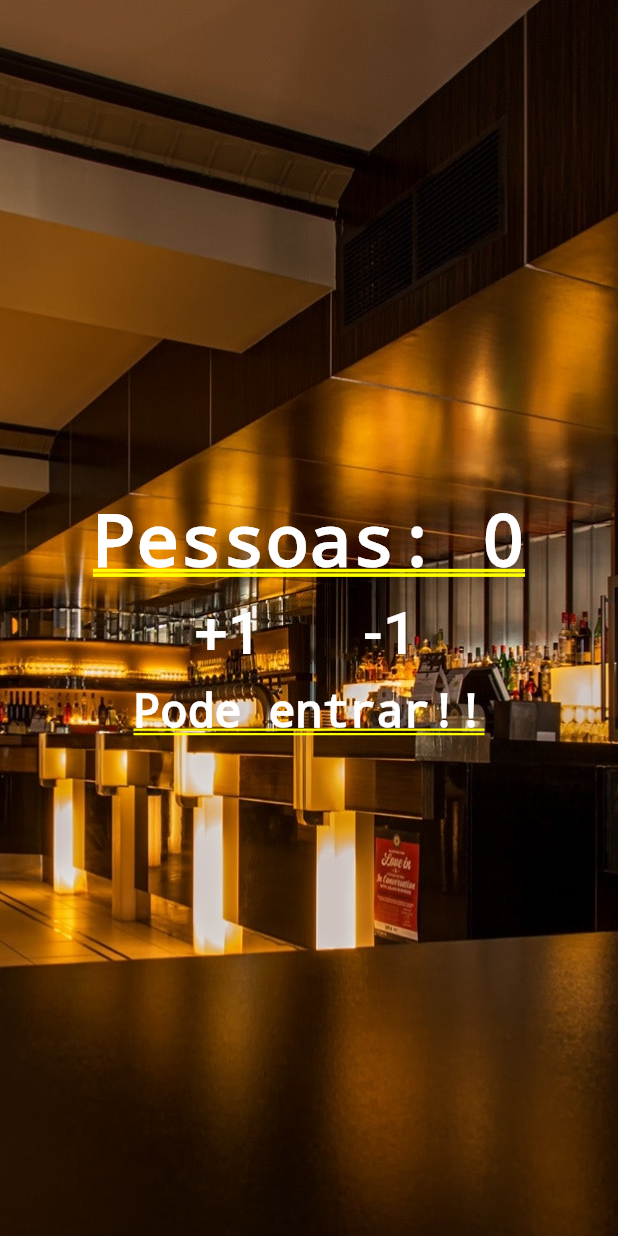
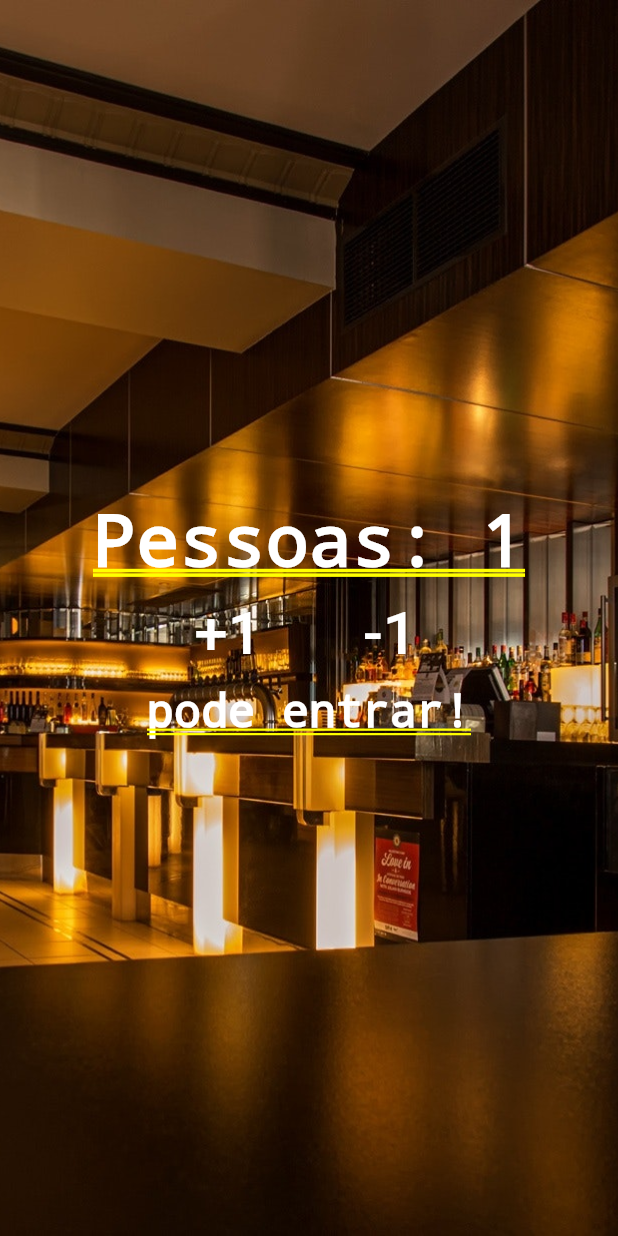
Before and after one commit to giiomontanari/contador_pessoas, a Flutter app: the screen it shows after launch, after a tap on "+1", on a phone screen of 412 x 824 dp. Run offline on Flutter 3.47's test engine with Material 2 defaults, Android fonts, the phone set to English and light mode, and no system bars; statements that could not run were skipped.

Commit message:
finalizacao do projeto

```diff
--- a/lib/main.dart
+++ b/lib/main.dart
@@ -3,7 +3,37 @@ import 'package:flutter/material.dart';
 void main() {
   runApp(MaterialApp(
     title: "Contador de pessoas",
-    home: Stack(
+    home: Home()));
+}
+
+class Home extends StatefulWidget {
+  @override
+  _HomeState createState() => _HomeState();
+}
+
+class _HomeState extends State<Home> {
+
+  int people = 0;
+  String info = "pode entrar!";
+
+  void changePeople(int delta) {
+    setState(() {
+      people += delta;
+
+      if (people < 0) {
+        return info = "ta locão!?";
+      } else if (people <= 10) {
+        return info = "Pode entrar!!";
+      } else {
+        return info = "Lotado";
+      }
+
+    });
+  }
+
+  @override
+  Widget build(BuildContext context) {
+    return Stack(
       children: < Widget > [
         Image.asset(
           "images/restaurant.jpg",
@@ -13,7 +43,7 @@ void main() {
         Column(
           mainAxisAlignment: MainAxisAlignment.center,
           children: < Widget > [
-            Text("Pessoas: 0",
+            Text("Pessoas: $people",
               style: TextStyle(color: Colors.white, fontWeight: FontWeight.bold)
             ),
             Row(
@@ -25,7 +55,9 @@ void main() {
                     child: Text("+1",
                       style: TextStyle(fontSize: 40, color: Colors.white),
                     ),
-                    onPressed: () {},
+                    onPressed: () {
+                     changePeople(1);
+                    },
                   ),
                 ),
                 Padding(
@@ -34,18 +66,20 @@ void main() {
                     child: Text("-1",
                       style: TextStyle(fontSize: 40, color: Colors.white),
                     ),
-                    onPressed: () {},
+                    onPressed: () {
+                      changePeople(-1);
+                    },
                   ),
                 ),
               ],
             ),
-            Text("Pode entrar!!",
+            Text("$info",
               style: TextStyle(color: Colors.white, fontWeight: FontWeight.bold,
                 fontSize: 30.0)
             ),
           ],
         )
       ],
-    )
-  ));
+    );
+  }
 }
--- a/pubspec.yaml
+++ b/pubspec.yaml
@@ -46,7 +46,7 @@ flutter:
   #  - images/a_dot_ham.jpeg
 
   assets:
-    - images/restaurant.jpg
+    - images/
 
   # An image asset can refer to one or more resolution-specific "variants", see
   # https://flutter.dev/assets-and-images/#resolution-aware.
```
